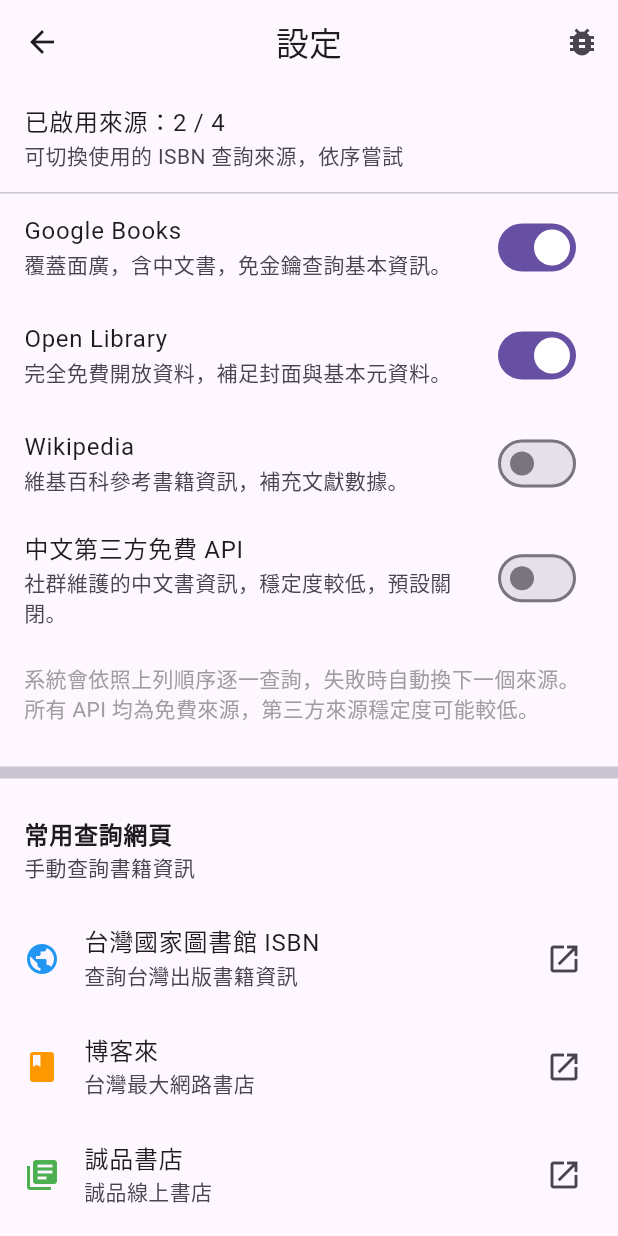
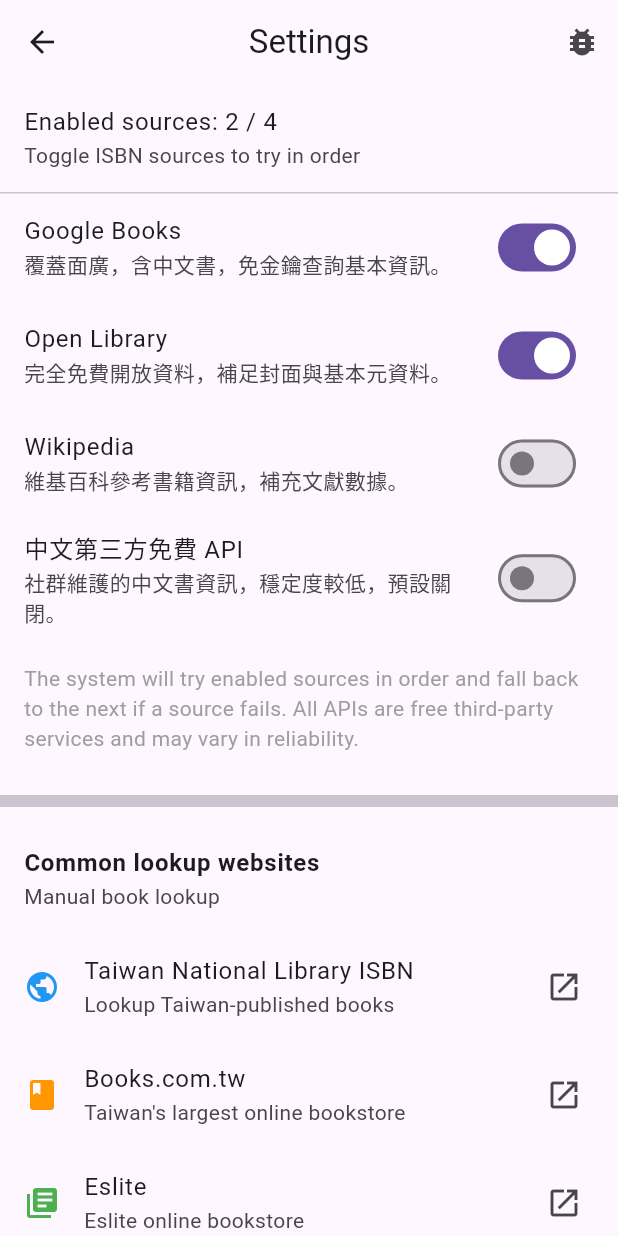
Before and after one commit to certaindaniel/ISBN, a Flutter app: the SettingsScreen screen opened by its route, on a phone screen of 412 x 824 dp. Run offline on Flutter 3.47's test engine with Material 3 defaults, Android fonts, the phone set to English and light mode, and no system bars; our stand-ins replace image_picker, shared_preferences, sqflite, webview_flutter; missing offline and left inert: mobile_scanner; accounts and stored records are empty; network calls fail.

Commit message:
本地化：替換 Settings/Statistics/BookList/API 測試畫面字串為 AppLocalizations
Why: 移除硬編碼文字以支援多語並保持一致性。
What: 將各畫面顯示文字替換為 AppLocalizations getters，並微調測試輸出與 tooltip。

```diff
--- a/lib/screens/api_test_screen.dart
+++ b/lib/screens/api_test_screen.dart
@@ -1,4 +1,5 @@
 import 'package:flutter/material.dart';
+import '../l10n/app_localizations.dart';
 import '../utils/app_logger.dart';
 import '../models/api_source.dart';
 import '../services/isbn_service.dart';
@@ -196,9 +197,10 @@ class _ApiTestScreenState extends State<ApiTestScreen> {
 
   @override
   Widget build(BuildContext context) {
+    final loc = AppLocalizations.of(context)!;
     return Scaffold(
       appBar: AppBar(
-        title: const Text('ISBN API 測試'),
+        title: Text(loc.api_test_title),
         centerTitle: true,
       ),
       body: Column(
@@ -214,7 +216,7 @@ class _ApiTestScreenState extends State<ApiTestScreen> {
                       child: CircularProgressIndicator(strokeWidth: 2),
                     )
                   : const Icon(Icons.play_arrow),
-              label: Text(_isRunning ? '測試進行中...' : '開始測試'),
+              label: Text(_isRunning ? loc.api_test_running : loc.api_test_start),
               style: ElevatedButton.styleFrom(
                 padding: const EdgeInsets.symmetric(
                   horizontal: 32,
@@ -234,7 +236,7 @@ class _ApiTestScreenState extends State<ApiTestScreen> {
               ),
               child: SingleChildScrollView(
                 child: Text(
-                  _output.isEmpty ? '點擊「開始測試」執行 API 測試...' : _output,
+                  _output.isEmpty ? loc.api_test_output_placeholder : _output,
                   style: const TextStyle(
                     color: Colors.greenAccent,
                     fontFamily: 'Courier',
--- a/lib/screens/book_list_screen.dart
+++ b/lib/screens/book_list_screen.dart
@@ -94,9 +94,9 @@ class _BookListScreenState extends State<BookListScreen> {
                   const SizedBox(height: 12),
                   TextField(
                     controller: authorController,
-                    decoration: const InputDecoration(
-                      labelText: '作者（可選）',
-                      border: OutlineInputBorder(),
+                    decoration: InputDecoration(
+                      labelText: AppLocalizations.of(context)!.author_optional,
+                      border: const OutlineInputBorder(),
                     ),
                     onSubmitted: (_) => doSearch(),
                   ),
--- a/lib/screens/settings_screen.dart
+++ b/lib/screens/settings_screen.dart
@@ -3,20 +3,22 @@ import 'package:provider/provider.dart';
 import 'package:url_launcher/url_launcher.dart';
 import '../models/api_source.dart';
 import '../providers/settings_provider.dart';
+import '../l10n/app_localizations.dart';
 
 class SettingsScreen extends StatelessWidget {
   const SettingsScreen({super.key});
 
   @override
   Widget build(BuildContext context) {
+    final loc = AppLocalizations.of(context)!;
     return Scaffold(
       appBar: AppBar(
-        title: const Text('設定'),
+        title: Text(loc.settings_title),
         centerTitle: true,
         actions: [
           IconButton(
             icon: const Icon(Icons.bug_report),
-            tooltip: 'API 測試',
+            tooltip: AppLocalizations.of(context)!.api_test_title,
             onPressed: () {
               Navigator.of(context).pushNamed('/api-test');
             },
@@ -34,9 +36,8 @@ class SettingsScreen extends StatelessWidget {
           return ListView(
             children: [
               ListTile(
-                title: Text(
-                    '已啟用來源：$enabledCount / ${ApiSourceRegistry.all.length}'),
-                subtitle: const Text('可切換使用的 ISBN 查詢來源，依序嘗試'),
+                title: Text(loc.settings_enabled_sources(enabledCount, ApiSourceRegistry.all.length)),
+                subtitle: Text(loc.settings_sources_subtitle),
               ),
               const Divider(height: 1),
               ...ApiSourceRegistry.all.map(
@@ -49,25 +50,25 @@ class SettingsScreen extends StatelessWidget {
                   },
                 ),
               ),
-              const Padding(
-                padding: EdgeInsets.all(16.0),
+              Padding(
+                padding: const EdgeInsets.all(16.0),
                 child: Text(
-                  '系統會依照上列順序逐一查詢，失敗時自動換下一個來源。所有 API 均為免費來源，第三方來源穩定度可能較低。',
-                  style: TextStyle(color: Colors.grey),
+                  loc.settings_sources_explain,
+                  style: const TextStyle(color: Colors.grey),
                 ),
               ),
               const Divider(height: 32, thickness: 8),
-              const ListTile(
+              ListTile(
                 title: Text(
-                  '常用查詢網頁',
-                  style: TextStyle(fontWeight: FontWeight.bold),
+                  loc.settings_common_websites_title,
+                  style: const TextStyle(fontWeight: FontWeight.bold),
                 ),
-                subtitle: Text('手動查詢書籍資訊'),
+                subtitle: Text(loc.settings_manual_query_subtitle),
               ),
               ListTile(
                 leading: const Icon(Icons.public, color: Colors.blue),
-                title: const Text('台灣國家圖書館 ISBN'),
-                subtitle: const Text('查詢台灣出版書籍資訊'),
+                title: Text(loc.settings_tnla_title),
+                subtitle: Text(loc.settings_tnla_subtitle),
                 trailing: const Icon(Icons.open_in_new),
                 onTap: () async {
                   final uri = Uri.parse(
@@ -79,8 +80,8 @@ class SettingsScreen extends StatelessWidget {
               ),
               ListTile(
                 leading: const Icon(Icons.book, color: Colors.orange),
-                title: const Text('博客來'),
-                subtitle: const Text('台灣最大網路書店'),
+                title: Text(loc.settings_bok_title),
+                subtitle: Text(loc.settings_bok_subtitle),
                 trailing: const Icon(Icons.open_in_new),
                 onTap: () async {
                   final uri = Uri.parse('https://www.books.com.tw/');
@@ -91,8 +92,8 @@ class SettingsScreen extends StatelessWidget {
               ),
               ListTile(
                 leading: const Icon(Icons.library_books, color: Colors.green),
-                title: const Text('誠品書店'),
-                subtitle: const Text('誠品線上書店'),
+                title: Text(loc.settings_eslite_title),
+                subtitle: Text(loc.settings_eslite_subtitle),
                 trailing: const Icon(Icons.open_in_new),
                 onTap: () async {
                   final uri = Uri.parse('https://www.eslite.com/');
@@ -103,8 +104,8 @@ class SettingsScreen extends StatelessWidget {
               ),
               ListTile(
                 leading: const Icon(Icons.search, color: Colors.red),
-                title: const Text('Google Books'),
-                subtitle: const Text('全球書籍資料庫'),
+                title: Text(loc.settings_google_title),
+                subtitle: Text(loc.settings_google_subtitle),
                 trailing: const Icon(Icons.open_in_new),
                 onTap: () async {
                   final uri = Uri.parse('https://books.google.com/');
--- a/lib/screens/statistics_screen.dart
+++ b/lib/screens/statistics_screen.dart
@@ -1,6 +1,7 @@
 import 'package:flutter/material.dart';
 import 'package:provider/provider.dart';
 import '../providers/book_provider.dart';
+import '../l10n/app_localizations.dart';
 
 class StatisticsScreen extends StatefulWidget {
   const StatisticsScreen({super.key});
@@ -31,16 +32,18 @@ class _StatisticsScreenState extends State<StatisticsScreen>
 
   @override
   Widget build(BuildContext context) {
+    final loc = AppLocalizations.of(context)!;
+
     return Scaffold(
       appBar: AppBar(
-        title: const Text('統計報告'),
+        title: Text(loc.statistics_title),
         centerTitle: true,
         elevation: 0,
         bottom: TabBar(
           controller: _tabController,
-          tabs: const [
-            Tab(icon: Icon(Icons.book), text: '閱讀統計'),
-            Tab(icon: Icon(Icons.attach_money), text: '金額統計'),
+          tabs: [
+            Tab(icon: const Icon(Icons.book), text: loc.statistics_tab_reading),
+            Tab(icon: const Icon(Icons.attach_money), text: loc.statistics_tab_finance),
           ],
         ),
       ),
@@ -77,6 +80,7 @@ class _StatisticsScreenState extends State<StatisticsScreen>
     int readingBooks,
     int unreadBooks,
   ) {
+    final loc = AppLocalizations.of(context)!;
     return SingleChildScrollView(
       padding: const EdgeInsets.all(16),
       child: Column(
@@ -90,7 +94,7 @@ class _StatisticsScreenState extends State<StatisticsScreen>
               child: Column(
                 children: [
                   Text(
-                    '閱讀進度',
+                    loc.stat_overview_title,
                     style: Theme.of(context).textTheme.headlineSmall,
                   ),
                   const SizedBox(height: 24),
@@ -98,25 +102,25 @@ class _StatisticsScreenState extends State<StatisticsScreen>
                     mainAxisAlignment: MainAxisAlignment.spaceAround,
                     children: [
                       _StatCard(
-                        title: '總書籍',
+                        title: loc.stat_total_books,
                         value: totalBooks.toString(),
                         icon: Icons.library_books,
                         color: Colors.blue,
                       ),
                       _StatCard(
-                        title: '已讀',
+                        title: loc.stat_read,
                         value: readBooks.toString(),
                         icon: Icons.check_circle,
                         color: Colors.green,
                       ),
                       _StatCard(
-                        title: '閱讀中',
+                        title: loc.stat_reading,
                         value: readingBooks.toString(),
                         icon: Icons.menu_book,
                         color: Colors.orange,
                       ),
                       _StatCard(
-                        title: '未讀',
+                        title: loc.stat_unread,
                         value: unreadBooks.toString(),
                         icon: Icons.circle_outlined,
                         color: Colors.grey,
@@ -142,7 +146,7 @@ class _StatisticsScreenState extends State<StatisticsScreen>
                       mainAxisAlignment: MainAxisAlignment.spaceBetween,
                       children: [
                         Text(
-                          '閱讀完成度',
+                          loc.stat_completion_title,
                           style: Theme.of(context).textTheme.titleLarge,
                         ),
                         Text(
@@ -183,12 +187,12 @@ class _StatisticsScreenState extends State<StatisticsScreen>
                       mainAxisAlignment: MainAxisAlignment.spaceBetween,
                       children: [
                         Text(
-                          '已讀: $readBooks 本',
+                          '${loc.stat_read}: $readBooks',
                           style: const TextStyle(color: Colors.green),
                         ),
-                        Text('閱讀中: $readingBooks 本',
+                        Text('${loc.stats_reading_label(readingBooks)}',
                             style: const TextStyle(color: Colors.orange)),
-                        Text('未讀: $unreadBooks 本',
+                        Text('${loc.stats_unread_label(unreadBooks)}',
                             style: const TextStyle(color: Colors.grey)),
                       ],
                     ),
@@ -207,6 +211,7 @@ class _StatisticsScreenState extends State<StatisticsScreen>
     double totalEarned,
     double totalProfit,
   ) {
+    final loc = AppLocalizations.of(context)!;
     return SingleChildScrollView(
       padding: const EdgeInsets.all(16),
       child: Column(
@@ -221,18 +226,18 @@ class _StatisticsScreenState extends State<StatisticsScreen>
                 crossAxisAlignment: CrossAxisAlignment.start,
                 children: [
                   Text(
-                    '金額統計',
+                    loc.finance_title,
                     style: Theme.of(context).textTheme.headlineSmall,
                   ),
                   const SizedBox(height: 24),
                   _StatRow(
-                    label: '總支出',
+                    label: loc.finance_total_spent,
                     amount: totalSpent,
                     color: Colors.red,
                   ),
                   const SizedBox(height: 12),
                   _StatRow(
-                    label: '總收入',
+                    label: loc.finance_total_earned,
                     amount: totalEarned,
                     color: Colors.green,
                   ),
@@ -249,7 +254,7 @@ class _StatisticsScreenState extends State<StatisticsScreen>
                       mainAxisAlignment: MainAxisAlignment.spaceBetween,
                       children: [
                         Text(
-                          '總利潤',
+                          loc.finance_total_profit,
                           style: Theme.of(context).textTheme.titleLarge,
                         ),
                         Text(
```
